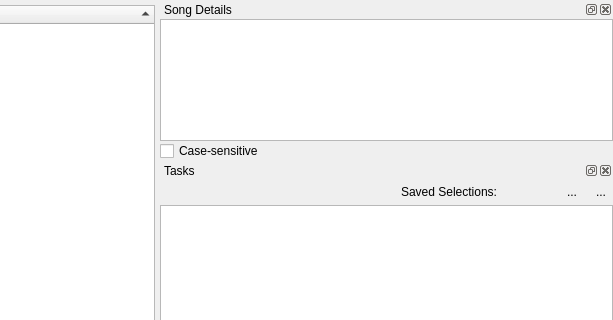
First picture: the form in uman/src/QUMainWindow.ui, repository UltraStar-Deluxe/UltraStar-Manager, before the edit; both pictures show x 299 to 912 and y 0 to 320 of the 912 by 765 pixel window.
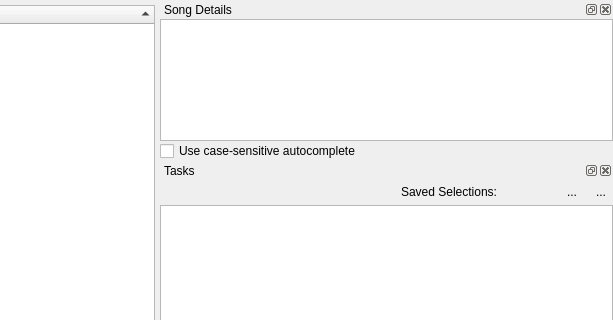
Second picture: the form after the edit. Icons and pictures are not drawn. Custom widgets are drawn as their Qt base class.

Commit message: Corrected label to correspond to what Monty is saying

Patch:
```diff
--- a/uman/src/QUMainWindow.ui
+++ b/uman/src/QUMainWindow.ui
@@ -168,7 +168,7 @@
              <string>If checked, the auto-completion considers the case of the input.</string>
             </property>
             <property name="text">
-             <string>Case-sensitive </string>
+             <string>Use case-sensitive autocomplete</string>
             </property>
            </widget>
           </item>
```
